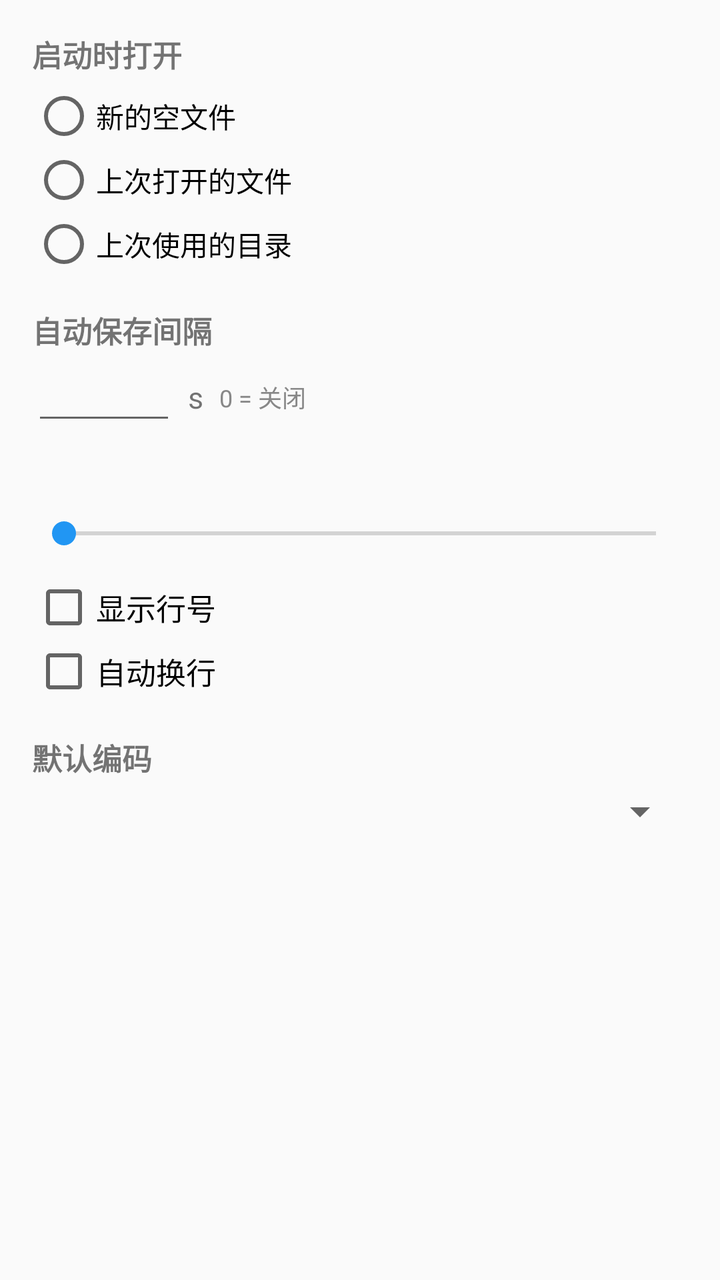
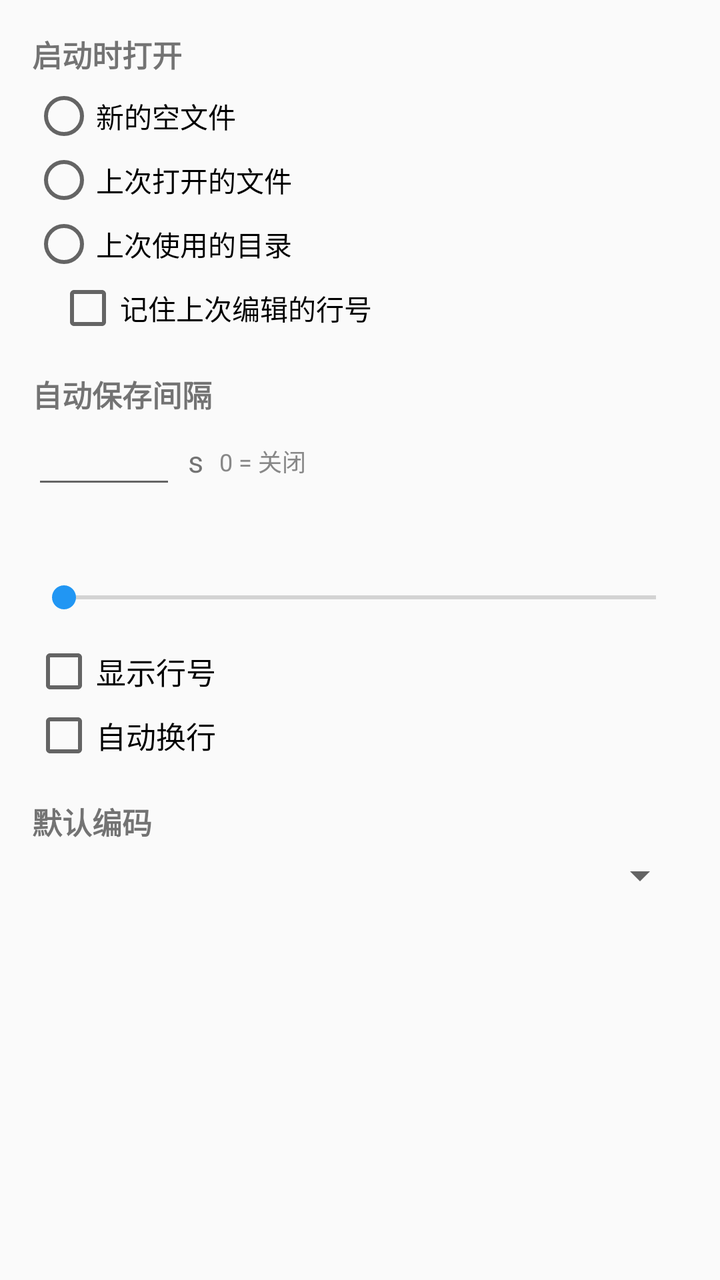

Two renders of the same Android screen: before a commit and after it. Below are the layout's source before the change and the commit's diff.
<!-- AndroidManifest.xml: application theme Theme.Paper -->
<!-- res/layout/activity_settings.xml -->
<?xml version="1.0" encoding="utf-8"?>
<ScrollView xmlns:android="http://schemas.android.com/apk/res/android"
    android:layout_width="match_parent"
    android:layout_height="match_parent">

    <LinearLayout
        android:layout_width="match_parent"
        android:layout_height="wrap_content"
        android:orientation="vertical"
        android:padding="16dp">

        <TextView
            android:layout_width="wrap_content"
            android:layout_height="wrap_content"
            android:text="@string/settings_startup"
            android:textStyle="bold"
            android:textSize="15sp" />

        <RadioGroup
            android:id="@+id/startupGroup"
            android:layout_width="match_parent"
            android:layout_height="wrap_content"
            android:layout_marginTop="4dp">

            <RadioButton
                android:id="@+id/startupNew"
                android:layout_width="wrap_content"
                android:layout_height="wrap_content"
                android:text="@string/settings_startup_new" />

            <RadioButton
                android:id="@+id/startupFile"
                android:layout_width="wrap_content"
                android:layout_height="wrap_content"
                android:text="@string/settings_startup_file" />

            <RadioButton
                android:id="@+id/startupDir"
                android:layout_width="wrap_content"
                android:layout_height="wrap_content"
                android:text="@string/settings_startup_dir" />
        </RadioGroup>

        <TextView
            android:layout_width="wrap_content"
            android:layout_height="wrap_content"
            android:layout_marginTop="16dp"
            android:text="@string/settings_autosave"
            android:textStyle="bold"
            android:textSize="15sp" />

        
        <LinearLayout
            android:layout_width="match_parent"
            android:layout_height="wrap_content"
            android:layout_marginTop="4dp"
            android:orientation="horizontal"
            android:gravity="center_vertical">

            <EditText
                android:id="@+id/autosaveInput"
                android:layout_width="72dp"
                android:layout_height="wrap_content"
                android:inputType="number"
                android:maxLength="6"
                android:importantForAutofill="no"
                android:textSize="15sp" />

            <TextView
                android:layout_width="wrap_content"
                android:layout_height="wrap_content"
                android:layout_marginStart="6dp"
                android:text="@string/settings_autosave_unit"
                android:textSize="15sp" />

            <TextView
                android:layout_width="wrap_content"
                android:layout_height="wrap_content"
                android:layout_marginStart="8dp"
                android:text="@string/settings_autosave_note"
                android:textSize="12sp"
                android:textColor="#888888" />
        </LinearLayout>

        <TextView
            android:id="@+id/fontLabel"
            android:layout_width="wrap_content"
            android:layout_height="wrap_content"
            android:layout_marginTop="16dp"
            android:textStyle="bold"
            android:textSize="15sp" />

        <SeekBar
            android:id="@+id/fontSeek"
            android:layout_width="match_parent"
            android:layout_height="wrap_content"
            android:layout_marginTop="4dp" />

        <CheckBox
            android:id="@+id/lineNumbersCheck"
            android:layout_width="wrap_content"
            android:layout_height="wrap_content"
            android:layout_marginTop="12dp"
            android:text="@string/settings_line_numbers"
            android:textSize="15sp" />

        <CheckBox
            android:id="@+id/wordWrapCheck"
            android:layout_width="wrap_content"
            android:layout_height="wrap_content"
            android:text="@string/settings_word_wrap"
            android:textSize="15sp" />

        <TextView
            android:layout_width="wrap_content"
            android:layout_height="wrap_content"
            android:layout_marginTop="16dp"
            android:text="@string/settings_encoding"
            android:textStyle="bold"
            android:textSize="15sp" />

        <Spinner
            android:id="@+id/encodingSpinner"
            android:layout_width="match_parent"
            android:layout_height="wrap_content"
            android:layout_marginTop="4dp" />
    </LinearLayout>
</ScrollView>
<!-- resources referenced by this layout -->
<resources>
  <string name="settings_autosave">自动保存间隔</string>
  <string name="settings_autosave_note">0 = 关闭</string>
  <string name="settings_autosave_unit">s</string>
  <string name="settings_encoding">默认编码</string>
  <string name="settings_line_numbers">显示行号</string>
  <string name="settings_startup">启动时打开</string>
  <string name="settings_startup_dir">上次使用的目录</string>
  <string name="settings_startup_file">上次打开的文件</string>
  <string name="settings_startup_new">新的空文件</string>
  <string name="settings_word_wrap">自动换行</string>
  <style name="Theme.Paper" parent="android:style/Theme.Material.Light.DarkActionBar">
          <item name="android:colorAccent">#2196F3</item>
          
          <item name="android:colorPrimary">#FF212121</item>
          <item name="android:colorPrimaryDark">#FF000000</item>
          <item name="android:windowActionModeOverlay">true</item>
          <item name="android:windowLightStatusBar">true</item>
          <item name="android:statusBarColor">#FFFFFF</item>
          <item name="android:navigationBarColor">#FFFFFF</item>
      </style>
</resources>

<!-- the commit's change to res/layout/activity_settings.xml (unified diff, before → after) -->
@@ -40,6 +40,15 @@
                 android:layout_height="wrap_content"
                 android:text="@string/settings_startup_dir" />
         </RadioGroup>
+
+        
+        <CheckBox
+            android:id="@+id/rememberLineCheck"
+            android:layout_width="wrap_content"
+            android:layout_height="wrap_content"
+            android:layout_marginStart="12dp"
+            android:text="@string/settings_remember_line"
+            android:textSize="14sp" />
 
         <TextView
             android:layout_width="wrap_content"
<!-- resource entries referenced after the edit -->
@@ -5,6 +5,7 @@
   <string name="settings_autosave_unit">s</string>
   <string name="settings_encoding">默认编码</string>
   <string name="settings_line_numbers">显示行号</string>
+  <string name="settings_remember_line">记住上次编辑的行号</string>
   <string name="settings_startup">启动时打开</string>
   <string name="settings_startup_dir">上次使用的目录</string>
   <string name="settings_startup_file">上次打开的文件</string>
